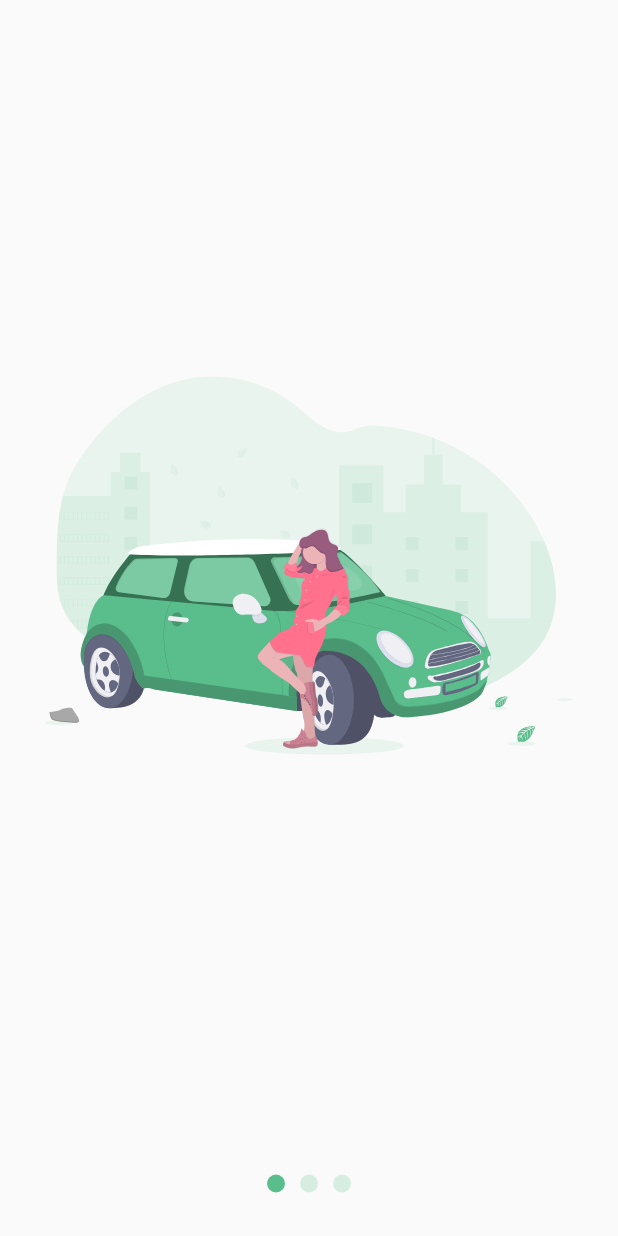
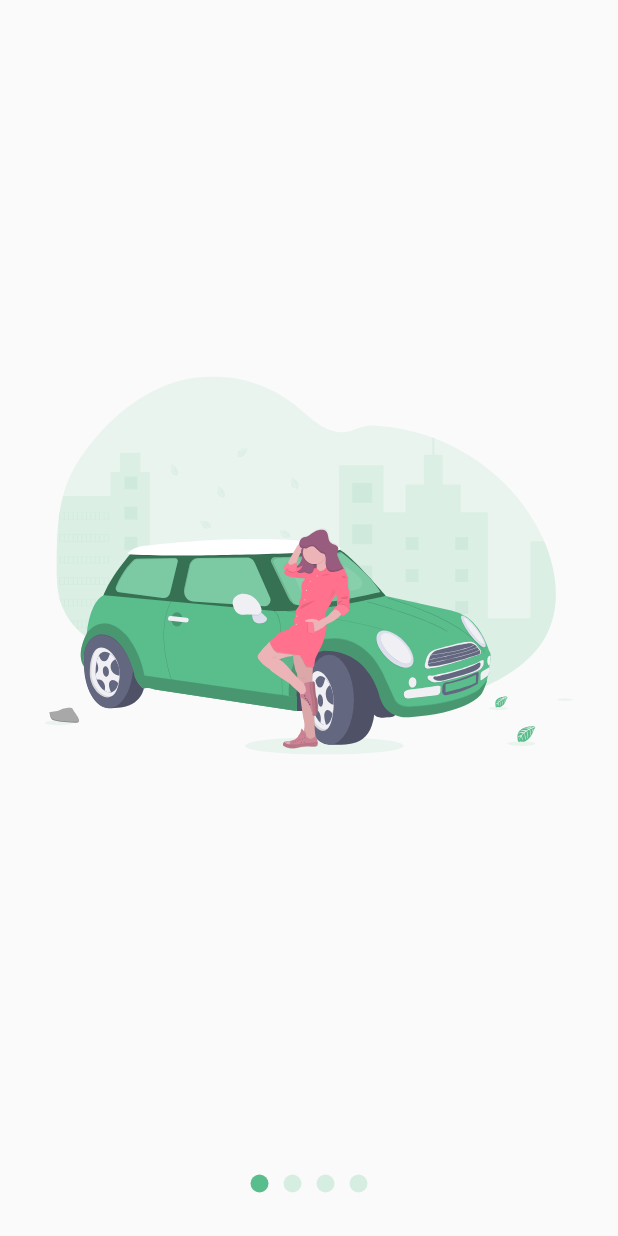
Before and after one commit to AndresPerezfc/OnboardingFlutter, a Flutter app: the screen it shows after launch, on a phone screen of 412 x 824 dp. Run offline on Flutter 3.47's test engine with Material 2 defaults, Android fonts, the phone set to English and light mode, and no system bars; our stand-ins replace flutter_svg.

Commit message:
14 - mostrando puntos dependiendo de la cantidad de slides

```diff
--- a/lib/src/pages/slideshow_page.dart
+++ b/lib/src/pages/slideshow_page.dart
@@ -11,6 +11,7 @@ class SlideshowPage extends StatelessWidget {
         SvgPicture.asset('assets/svg/slide-1.svg'),
         SvgPicture.asset('assets/svg/slide-2.svg'),
         SvgPicture.asset('assets/svg/slide-3.svg'),
+        SvgPicture.asset('assets/svg/slide-1.svg'),
       ],
     ));
   }
--- a/lib/src/widgets/slideshow.dart
+++ b/lib/src/widgets/slideshow.dart
@@ -15,7 +15,10 @@ class Slideshow extends StatelessWidget {
       create: (_) => new SliderModel(),
       child: Center(
         child: Column(
-          children: <Widget>[Expanded(child: _Slides(this.slides)), _Dots()],
+          children: <Widget>[
+            Expanded(child: _Slides(this.slides)),
+            _Dots(this.slides.length)
+          ],
         ),
       ),
     );
@@ -25,6 +28,10 @@ class Slideshow extends StatelessWidget {
 //-------------------------------------------
 
 class _Dots extends StatelessWidget {
+  final int totalSlides;
+
+  _Dots(this.totalSlides);
+
   @override
   Widget build(BuildContext context) {
     return Container(
@@ -32,7 +39,8 @@ class _Dots extends StatelessWidget {
       height: 70,
       child: Row(
         mainAxisAlignment: MainAxisAlignment.center,
-        children: <Widget>[_Dot(0), _Dot(1), _Dot(2)],
+        //children: <Widget>[_Dot(0), _Dot(1), _Dot(2)],
+        children: List.generate(this.totalSlides, (i) => _Dot(i)),
       ),
     );
   }
```
